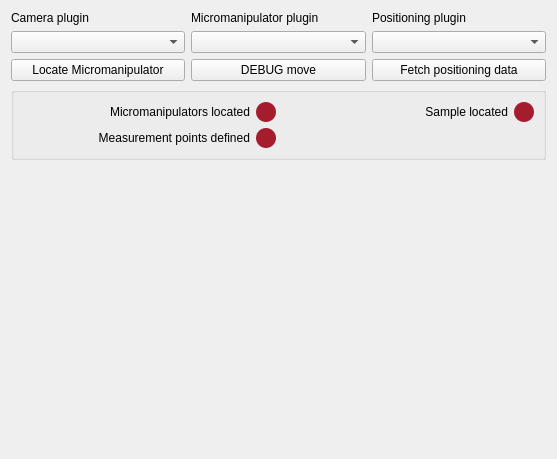
Above: plugins/affinemove/affinemove_Settings.ui from pyIVLS/pyIVLS before the change. Below: the same form after it.
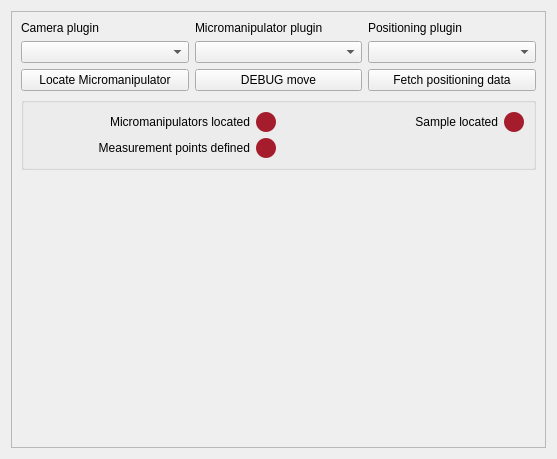
That is the form after the change.

Commit message: Wrapped settingswidgets in scroll area to make them smaller when necessary

What changed in the file:
```diff
--- a/plugins/affinemove/affinemove_Settings.ui
+++ b/plugins/affinemove/affinemove_Settings.ui
@@ -20,10 +20,25 @@
    <string>AffineMove settings</string>
   </property>
   <layout class="QGridLayout" name="gridLayout">
-   <item row="0" column="2">
-    <widget class="QLabel" name="label_3">
+   <item row="0" column="0">
+    <widget class="QScrollArea" name="scrollArea">
+     <property name="widgetResizable">
+      <bool>true</bool>
+     </property>
+     <widget class="QWidget" name="scrollAreaWidgetContents">
+      <property name="geometry">
+       <rect>
+        <x>0</x>
+        <y>0</y>
+        <width>537</width>
+        <height>439</height>
+       </rect>
+      </property>
+      <layout class="QGridLayout" name="gridLayout_3">
+       <item row="0" column="0">
+        <widget class="QLabel" name="label">
      <property name="text">
-      <string>Positioning plugin</string>
+          <string>Camera plugin</string>
      </property>
      <property name="alignment">
       <set>Qt::AlignmentFlag::AlignBottom|Qt::AlignmentFlag::AlignLeading|Qt::AlignmentFlag::AlignLeft</set>
@@ -40,6 +55,51 @@
      </property>
     </widget>
    </item>
+       <item row="0" column="2">
+        <widget class="QLabel" name="label_3">
+         <property name="text">
+          <string>Positioning plugin</string>
+         </property>
+         <property name="alignment">
+          <set>Qt::AlignmentFlag::AlignBottom|Qt::AlignmentFlag::AlignLeading|Qt::AlignmentFlag::AlignLeft</set>
+         </property>
+        </widget>
+       </item>
+       <item row="1" column="0">
+        <widget class="QComboBox" name="cameraBox">
+         <property name="placeholderText">
+          <string>Camera</string>
+         </property>
+        </widget>
+       </item>
+       <item row="1" column="1">
+        <widget class="QComboBox" name="micromanipulatorBox">
+         <property name="placeholderText">
+          <string>Micromanipulator</string>
+         </property>
+        </widget>
+       </item>
+       <item row="1" column="2">
+        <widget class="QComboBox" name="positioningBox">
+         <property name="placeholderText">
+          <string>Positioning</string>
+         </property>
+        </widget>
+       </item>
+       <item row="2" column="0">
+        <widget class="QPushButton" name="findSutter">
+         <property name="text">
+          <string>Locate Micromanipulator</string>
+         </property>
+        </widget>
+       </item>
+       <item row="2" column="1">
+        <widget class="QPushButton" name="debugButton">
+         <property name="text">
+          <string>DEBUG move</string>
+         </property>
+        </widget>
+       </item>
    <item row="2" column="2">
     <widget class="QPushButton" name="fetchMaskButton">
      <property name="text">
@@ -47,7 +107,7 @@
      </property>
     </widget>
    </item>
-   <item row="5" column="0" colspan="3">
+       <item row="3" column="0" colspan="3">
     <widget class="QGroupBox" name="groupBox">
      <property name="title">
       <string/>
@@ -143,52 +203,7 @@
      </layout>
     </widget>
    </item>
-   <item row="0" column="0">
-    <widget class="QLabel" name="label">
-     <property name="text">
-      <string>Camera plugin</string>
-     </property>
-     <property name="alignment">
-      <set>Qt::AlignmentFlag::AlignBottom|Qt::AlignmentFlag::AlignLeading|Qt::AlignmentFlag::AlignLeft</set>
-     </property>
-    </widget>
-   </item>
-   <item row="2" column="1">
-    <widget class="QPushButton" name="debugButton">
-     <property name="text">
-      <string>DEBUG move</string>
-     </property>
-    </widget>
-   </item>
-   <item row="1" column="1">
-    <widget class="QComboBox" name="micromanipulatorBox">
-     <property name="placeholderText">
-      <string>Micromanipulator</string>
-     </property>
-    </widget>
-   </item>
-   <item row="1" column="2">
-    <widget class="QComboBox" name="positioningBox">
-     <property name="placeholderText">
-      <string>Positioning</string>
-     </property>
-    </widget>
-   </item>
-   <item row="1" column="0">
-    <widget class="QComboBox" name="cameraBox">
-     <property name="placeholderText">
-      <string>Camera</string>
-     </property>
-    </widget>
-   </item>
-   <item row="2" column="0">
-    <widget class="QPushButton" name="findSutter">
-     <property name="text">
-      <string>Locate Micromanipulator</string>
-     </property>
-    </widget>
-   </item>
-   <item row="6" column="0">
+       <item row="4" column="0">
     <spacer name="verticalSpacer">
      <property name="orientation">
       <enum>Qt::Orientation::Vertical</enum>
@@ -196,10 +211,14 @@
      <property name="sizeHint" stdset="0">
       <size>
        <width>20</width>
-       <height>40</height>
+           <height>264</height>
       </size>
      </property>
     </spacer>
+       </item>
+      </layout>
+     </widget>
+    </widget>
    </item>
   </layout>
  </widget>
```
Lines whose indentation alone changed are shown as unchanged. The commit also changes 2 other files.
